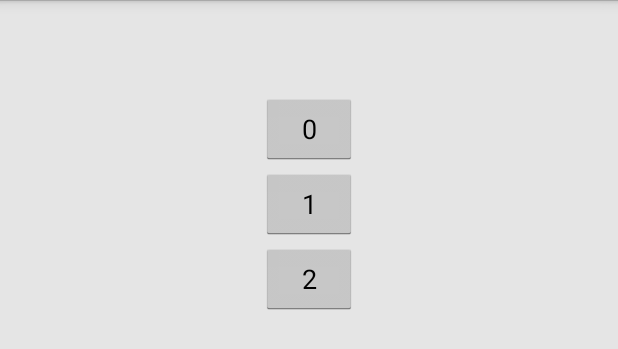
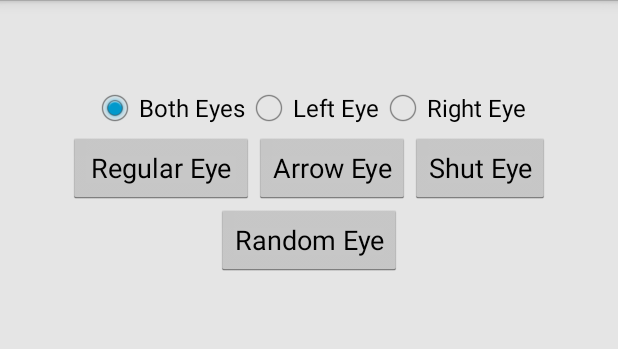
Before and after one commit to galaxyAbstractor/Suwako-Moriya-Hat, an Android app: the layout fragment_eyes.xml on its own in the app's theme, with its tools: preview values and no code run, on a phone screen of 412 x 824 dp. Shown: the top 349 px of the screen. Run offline under Robolectric (Android 15) with nearby library versions, the phone set to English and light mode, and no system bars.

Commit message:
Started creating android layout for eye select
Started implementation of random mode and color
for arduino.

```diff
--- a/SuwakoHat Android app/mobile/src/main/java/net/pixomania/suwakohat/EyeFragment.java
+++ b/SuwakoHat Android app/mobile/src/main/java/net/pixomania/suwakohat/EyeFragment.java
@@ -11,7 +11,7 @@ import android.widget.Button;
 
 public class EyeFragment extends Fragment {
 
-    public static EyeFragment newInstance(int position) {
+    public static EyeFragment newInstance() {
         return new EyeFragment();
     }
 
@@ -24,7 +24,7 @@ public class EyeFragment extends Fragment {
     @Override
     public View onCreateView(LayoutInflater inflater, ViewGroup container, Bundle savedInstanceState) {
         View v = inflater.inflate(R.layout.fragment_eyes, container, false);
-        Button button1 = (Button) v.findViewById(R.id.button1);
+       /* Button button1 = (Button) v.findViewById(R.id.button1);
         button1.setOnClickListener(new View.OnClickListener()
         {
             @Override
@@ -53,7 +53,7 @@ public class EyeFragment extends Fragment {
                 Log.d("Suwako", "click");
                 MainActivity.getBluetooth().send("a2");
             }
-        });
+        });*/
         return v;
     }
 }
--- a/SuwakoHat Android app/mobile/src/main/java/net/pixomania/suwakohat/PageAdapter.java
+++ b/SuwakoHat Android app/mobile/src/main/java/net/pixomania/suwakohat/PageAdapter.java
@@ -20,6 +20,6 @@ public class PageAdapter extends FragmentPagerAdapter {
     }
     @Override
     public Fragment getItem(int position) {
-        return EyeFragment.newInstance(position);
+        return EyeFragment.newInstance();
     }
 }
--- a/SuwakoHat Android app/mobile/src/main/res/layout/fragment_eyes.xml
+++ b/SuwakoHat Android app/mobile/src/main/res/layout/fragment_eyes.xml
@@ -7,25 +7,93 @@
     tools:context=".MainActivity$PlaceholderFragment">
 
 
-    <Button
+    <LinearLayout
+        android:orientation="vertical"
+        android:layout_width="fill_parent"
+        android:layout_height="fill_parent"
+        android:layout_centerVertical="true"
+        android:layout_centerHorizontal="true"
+        android:layout_marginTop="80dp">
+
+        <LinearLayout
+            android:orientation="horizontal"
             android:layout_width="wrap_content"
             android:layout_height="wrap_content"
-        android:text="0"
-        android:id="@+id/button1"
-        android:layout_marginTop="46dp"
-        android:layout_centerHorizontal="true" />
-    <Button
+            android:layout_gravity="center_horizontal">
+            <RadioGroup
+                android:id="@+id/radioEyes"
                 android:layout_width="wrap_content"
                 android:layout_height="wrap_content"
-        android:text="1"
-        android:id="@+id/button2"
-        android:layout_marginTop="96dp"
-        android:layout_centerHorizontal="true" />
-    <Button
+                android:orientation="horizontal">
+                <RadioButton
                     android:layout_width="wrap_content"
                     android:layout_height="wrap_content"
-        android:text="2"
-        android:id="@+id/button3"
-        android:layout_marginTop="146dp"
-        android:layout_centerHorizontal="true" />
+                    android:text="Both Eyes"
+                    android:id="@+id/bothEyesRadioBtn"
+                    android:checked="true" />
+
+                <RadioButton
+                    android:layout_width="wrap_content"
+                    android:layout_height="wrap_content"
+                    android:text="Left Eye"
+                    android:id="@+id/leftEyeRadioBtn"
+                    android:checked="false" />
+
+                <RadioButton
+                    android:layout_width="wrap_content"
+                    android:layout_height="wrap_content"
+                    android:text="Right Eye"
+                    android:id="@+id/rightEyeRadioBtn"
+                    android:checked="false" />
+            </RadioGroup>
+        </LinearLayout>
+        <TableLayout
+            android:layout_width="fill_parent"
+            android:layout_height="fill_parent">
+
+            <TableRow
+                android:layout_width="wrap_content"
+                android:layout_height="wrap_content"
+                android:layout_gravity="center_horizontal"
+                android:gravity="center_horizontal"
+                >
+
+                <Button
+                    android:layout_width="fill_parent"
+                    android:layout_height="wrap_content"
+                    android:text="Regular Eye"
+                    android:id="@+id/regularEyeBtn" />
+
+                <Button
+                    android:layout_width="fill_parent"
+                    android:layout_height="wrap_content"
+                    android:text="Arrow Eye"
+                    android:id="@+id/arrowEyeBtn" />
+
+                <Button
+                    android:layout_width="fill_parent"
+                    android:layout_height="wrap_content"
+                    android:text="Shut Eye"
+                    android:id="@+id/shutEyeBtn" />
+            </TableRow>
+
+            <TableRow
+                android:layout_width="wrap_content"
+                android:layout_height="wrap_content"
+                android:layout_gravity="center_horizontal"
+                android:gravity="center_horizontal">
+
+                <Button
+                    android:layout_width="fill_parent"
+                    android:layout_height="wrap_content"
+                    android:text="Random Eye"
+                    android:id="@+id/randomEyeBtn"
+                    android:layout_gravity="center_horizontal" />
+            </TableRow>
+
+        </TableLayout>
+
+    </LinearLayout>
+
+
 </RelativeLayout>
```
Also changed, not shown: 2 other files. Lines whose indentation alone changed are shown as unchanged.
